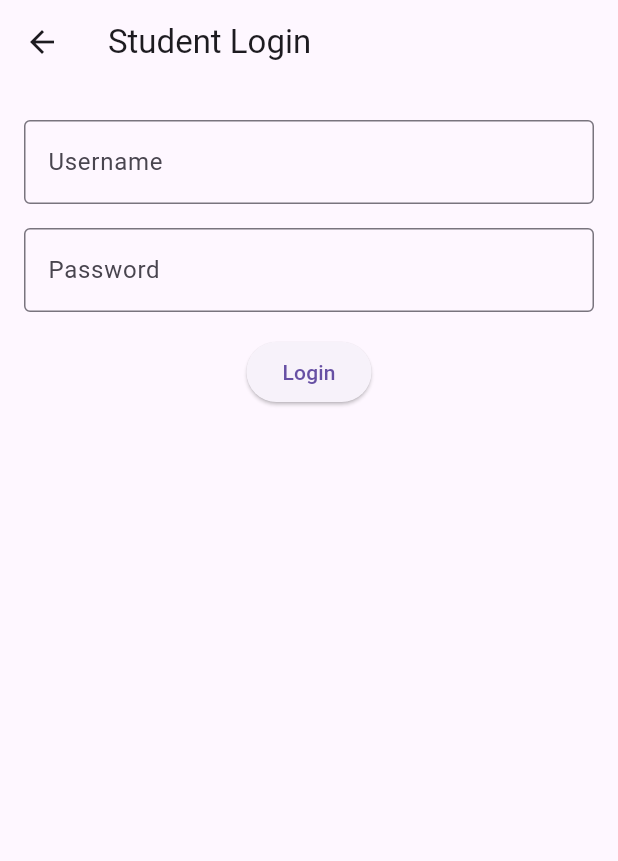
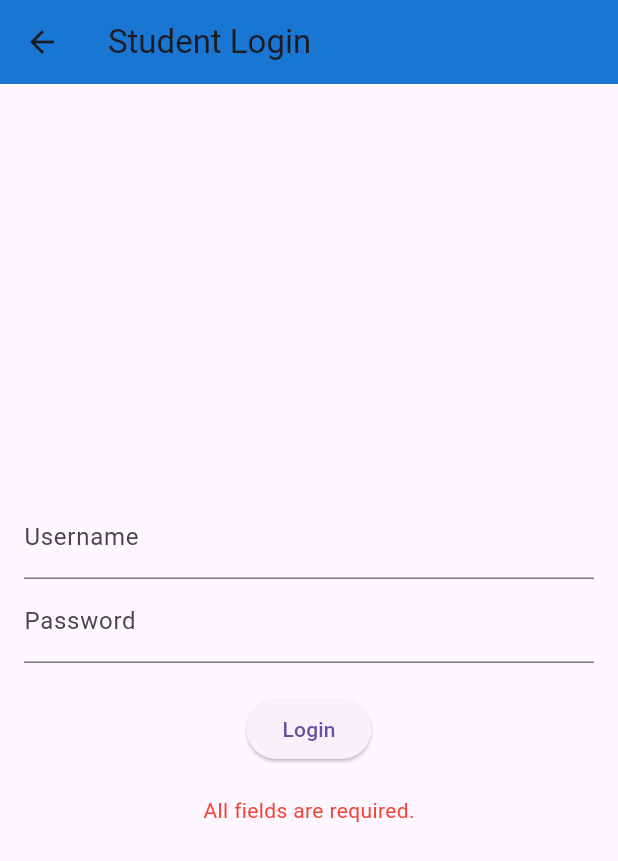
Before and after one commit to jadhavswapnil01/Flutter_Attendance, a Flutter app: the StudentLogin screen opened directly, after a tap on "Login", on a phone screen of 412 x 824 dp. Shown: the top 861 px of the screen. Run offline on Flutter 3.47's test engine with Material 3 defaults, Android fonts, the phone set to English and light mode, and no system bars; our stand-ins replace image_picker, sqflite; accounts and stored records are empty; network calls fail.

Commit message:
Added student dashboard when student logs in (uuid cheak working)

```diff
--- a/lib/helpers/database_helper.dart
+++ b/lib/helpers/database_helper.dart
@@ -50,6 +50,30 @@ static Future<void> saveStudent(Map<String, String> studentData) async {
     debugPrint("Student ${studentData['username']} inserted successfully.");
   } catch (e) {
     debugPrint("Error saving student: $e");
+  }
+}
+
+// Fetch the UUID of a specific student by username or ID
+static Future<String?> fetchUuidByUsername(String username) async {
+  if (_database == null) await initDatabase();
+
+  try {
+    final List<Map<String, dynamic>> result = await _database!.query(
+      'students',
+      columns: ['uuid'],
+      where: 'username = ?',
+      whereArgs: [username],
+    );
+
+    if (result.isNotEmpty) {
+      return result.first['uuid'] as String;
+    } else {
+      debugPrint("No UUID found for username $username.");
+      return null;
+    }
+  } catch (e) {
+    debugPrint("Error fetching UUID: $e");
+    return null;
   }
 }
 
--- a/lib/main.dart
+++ b/lib/main.dart
@@ -95,7 +95,7 @@ class HomeScreen extends StatelessWidget {
                 onPressed: () {
                   Navigator.push(
                     context,
-                      MaterialPageRoute(builder: (_) => StudentLogin()),
+                    MaterialPageRoute(builder: (_) => const StudentLogin()),
                   );
                 },
                 ),
--- a/lib/screens/add_class.dart
+++ b/lib/screens/add_class.dart
@@ -20,7 +20,7 @@ class _AddClassScreenState extends State<AddClassScreen> {
     });
 
     final response = await http.post(
-      Uri.parse('https://f3a3-2402-3a80-1aa3-6d5-31c6-a80a-9a5-c1a9.ngrok-free.app/attendance_api/add_class.php'),
+      Uri.parse('https://7fa9-2401-4900-57cc-3d4-81cd-9d06-7fc6-9ba.ngrok-free.app/attendance_api/add_class.php'),
       body: {
         'class_name': _classNameController.text,
         'subject_codes': _subjectCodesController.text,
--- a/lib/screens/student_login.dart
+++ b/lib/screens/student_login.dart
@@ -1,38 +1,123 @@
+// screens/student_login.dart
 import 'package:flutter/material.dart';
-import '../widgets/custom_input_field.dart'; // Path where CustomInputField is saved
-import '../widgets/custom_button.dart';
-// import '../services/api_service.dart';
+// import 'package:sqflite/sqflite.dart'; // For local database
+// import 'package:path/path.dart'; // For handling database paths
+import 'dart:convert'; // For JSON encoding
+import 'package:http/http.dart' as http; // For API requests
+import '../helpers/database_helper.dart';
+import './student_dashboard.dart';
 
-class StudentLogin extends StatelessWidget {
-  final TextEditingController usernameController = TextEditingController();
-  final TextEditingController passwordController = TextEditingController();
+class StudentLogin extends StatefulWidget {
+  const StudentLogin({super.key});
 
-  StudentLogin({super.key});
+  @override
+  State<StudentLogin> createState() => _StudentLoginState();
+}
+
+class _StudentLoginState extends State<StudentLogin> {
+  final TextEditingController _usernameController = TextEditingController();
+  final TextEditingController _passwordController = TextEditingController();
+  String message = '';
+
+  // Local database function to get the UUID
+  Future<String?> getStudentUuid(String username) async {
+  String? uuid = await DatabaseHelper.fetchUuidByUsername(username);
+
+  if (uuid != null) {
+    debugPrint("UUID for $username: $uuid");
+  } else {
+    debugPrint("UUID not found for $username.");
+  }
+  return uuid;
+}
+
+
+  // Function to handle login
+  Future<void> loginUser() async {
+    final username = _usernameController.text;
+    final password = _passwordController.text;
+    final uuid = await getStudentUuid(username);
+
+    if (username.isEmpty || password.isEmpty || uuid == null) {
+      setState(() {
+        message = 'All fields are required.';
+      });
+      return;
+    }
+
+    // Backend API URL
+    const url = 'https://7fa9-2401-4900-57cc-3d4-81cd-9d06-7fc6-9ba.ngrok-free.app/attendance_api/login.php'; // Replace with your XAMPP IP
+
+    try {
+      final response = await http.post(
+        Uri.parse(url),
+        body: {
+          'username': username,
+          'password': password,
+          'uuid': uuid,
+        },
+      );
+
+      final responseData = jsonDecode(response.body);
+      if (responseData['success'] == true) {
+        setState(() {
+          message = 'Login Successful!';
+        });
+        // Navigate to the next screen
+        Navigator.pushReplacement(
+          context,
+          MaterialPageRoute(
+            builder: (_) => StudentDashboard(uuid: uuid),
+          ),
+        );
+      } else {
+        setState(() {
+          message = responseData['message'];
+        });
+        Navigator.pushReplacement(
+        context,
+        MaterialPageRoute(
+          builder: (_) => StudentDashboard(uuid: uuid),
+        ),
+      );
+      }
+    } catch (e) {
+      setState(() {
+        message = 'Login failed. Please try again later.';
+      });
+    }
+  }
 
   @override
   Widget build(BuildContext context) {
     return Scaffold(
-      appBar: AppBar(title: Text('Student Login')),
+      appBar: AppBar(
+        title: const Text('Student Login'),
+        backgroundColor: const Color(0xFF1976D2),
+      ),
       body: Padding(
         padding: const EdgeInsets.all(16.0),
         child: Column(
+          mainAxisAlignment: MainAxisAlignment.center,
           children: [
-
-            CustomInputField(controller: usernameController, label: 'Username'),
-            CustomInputField(controller: passwordController, label: 'Password', isPassword: true),
-            CustomButton(
-              text: 'Login',
-              onPressed: () async {
-                // var response = await ApiService.loginStudent({
-                //   'username': usernameController.text,
-                //   'password': passwordController.text,
-                // });
-                // if (response['status'] == 'success') {
-                //   Navigator.pushReplacementNamed(context, '/student_dashboard');
-                // } else {
-                //   ScaffoldMessenger.of(context).showSnackBar(SnackBar(content: Text(response['message'])));
-                // }
-              },
+            TextField(
+              controller: _usernameController,
+              decoration: const InputDecoration(labelText: 'Username'),
+            ),
+            TextField(
+              controller: _passwordController,
+              decoration: const InputDecoration(labelText: 'Password'),
+              obscureText: true,
+            ),
+            const SizedBox(height: 20),
+            ElevatedButton(
+              onPressed: loginUser,
+              child: const Text('Login'),
+            ),
+            const SizedBox(height: 20),
+            Text(
+              message,
+              style: const TextStyle(color: Colors.red),
             ),
           ],
         ),
--- a/lib/screens/student_register.dart
+++ b/lib/screens/student_register.dart
@@ -44,7 +44,7 @@ class _StudentRegisterState extends State<StudentRegister> {
     }
   }
   Future<void> _fetchClasses() async {
-  const url = 'https://f3a3-2402-3a80-1aa3-6d5-31c6-a80a-9a5-c1a9.ngrok-free.app/attendance_api/get_classes.php';
+  const url = 'https://7fa9-2401-4900-57cc-3d4-81cd-9d06-7fc6-9ba.ngrok-free.app/attendance_api/get_classes.php';
   try {
     final response = await http.get(Uri.parse(url));
     if (response.statusCode == 200) {
@@ -74,7 +74,7 @@ class _StudentRegisterState extends State<StudentRegister> {
 
       final String studentUuid = uuid.v4();
       final uri = Uri.parse(
-          'https://f3a3-2402-3a80-1aa3-6d5-31c6-a80a-9a5-c1a9.ngrok-free.app/attendance_api/student_register.php');
+          'https://7fa9-2401-4900-57cc-3d4-81cd-9d06-7fc6-9ba.ngrok-free.app/attendance_api/student_register.php');
       var request = http.MultipartRequest('POST', uri)
         ..fields['username'] = _usernameController.text
         ..fields['password'] = _passwordController.text
```
Also changed, not shown: lib/screens/student_dashboard.dart (added, +81 -0 lines). Lines whose indentation alone changed are shown as unchanged.
